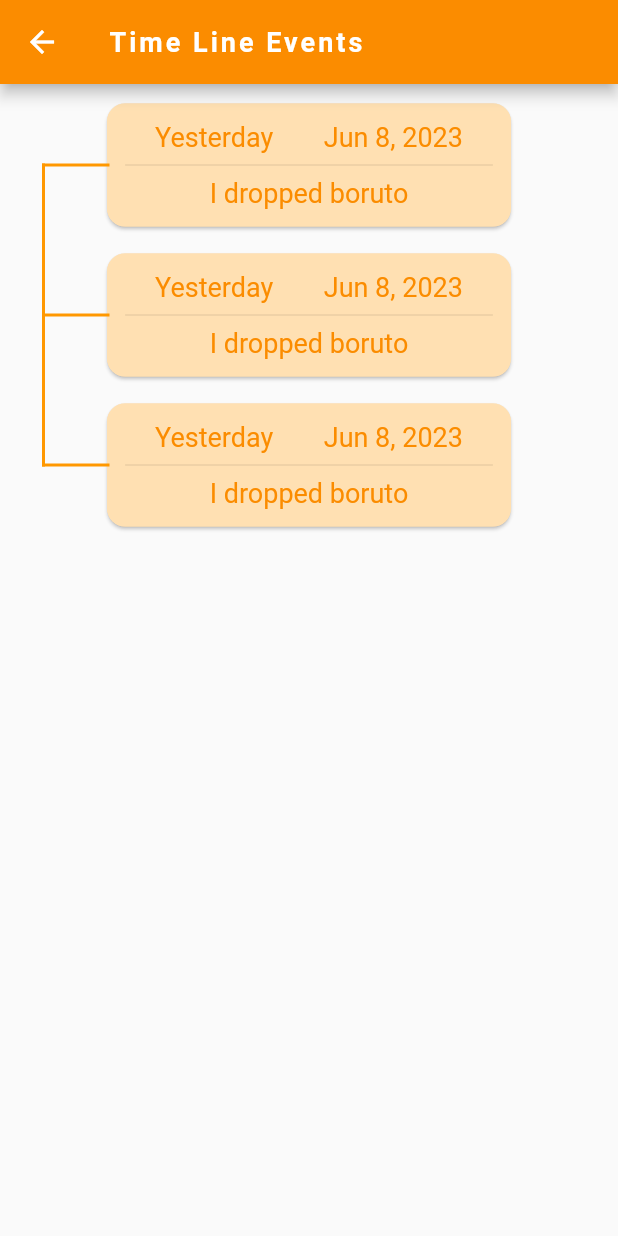
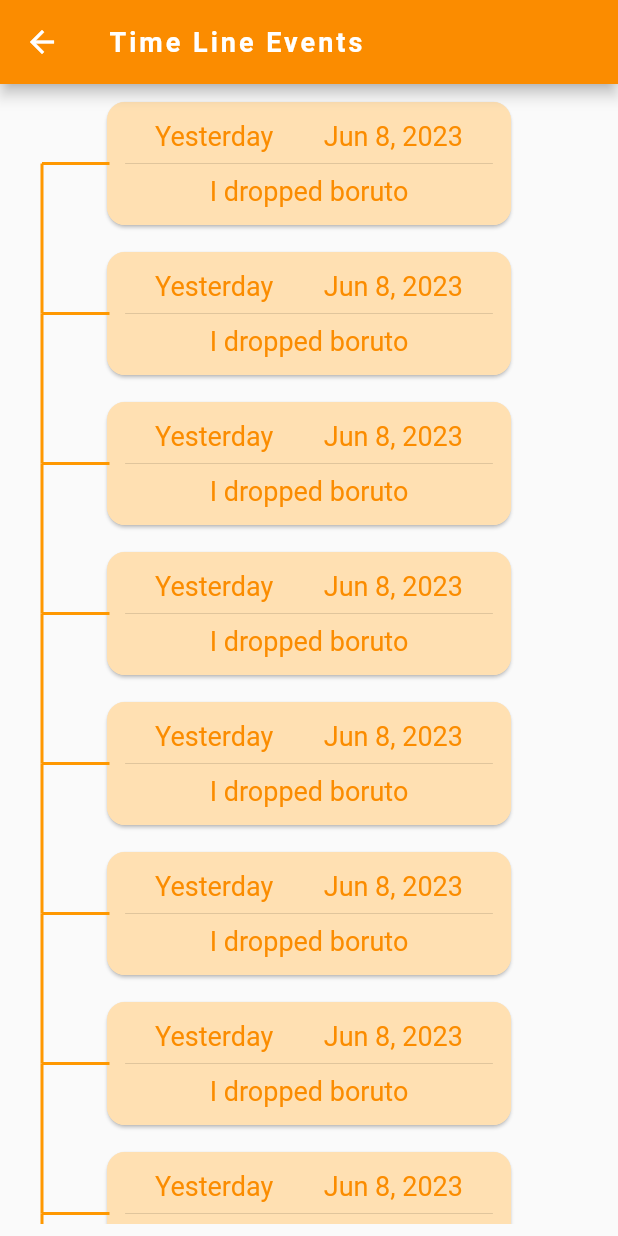
Before and after one commit to Vijayaraagavan/super_pocket, a Flutter app: the screen it shows after launch, on a phone screen of 412 x 824 dp. Run offline on Flutter 3.47's test engine with Material 2 defaults, Android fonts, the phone set to English and light mode, and no system bars; our stand-ins replace flutter_secure_storage; missing offline and left inert: flutter_pin_code_fields.

Commit message:
Better solution for connecting lines between 2 cards

```diff
--- a/lib/pages/timeline.dart
+++ b/lib/pages/timeline.dart
@@ -112,7 +112,11 @@ class _EntryCardState extends State<EntryCard> {
           ),
           CustomPaint(
             painter: LinePainterSide(),
-            child: Container(height: 1), // Adjust the height of the line
+            child: Container(height: 0), // Adjust the height of the line
+          ),
+          CustomPaint(
+            painter: LinePainterDown(),
+            child: Container(height: 0), // Adjust the height of the line
           ),
         ],
       ),
@@ -131,123 +135,33 @@ class _EntryListState extends State<EntryList> {
     gen(1, "I dropped boruto", 2),
     gen(2, "I dropped boruto", 2)
   ];
-  final GlobalKey _listViewKey = GlobalKey();
-
   @override
   Widget build(BuildContext context) {
     return Container(
-        child: Column(
-      children: [
-        CustomPaint(
-          painter: LinePainter(_listViewKey),
-          child: Container(height: 1), // Adjust the height of the line
-        ),
-        () {
-          int itemCount = 3;
-          if (itemCount > 5) {
-            return Expanded(
-              child: ListView.builder(
-                key: _listViewKey,
-                itemCount: itemCount,
-                itemBuilder: (BuildContext context, int index) {
-                  return EntryCard(entries[0]);
-                },
-                // children: entries.map((e) => EntryCard(e)).toList(),
-                //     children: [
-                //       CustomPaint(
-                //         painter: LinePainter(),
-                //         child: Container(height: 50.0), // Adjust the height of the line
-                //       ),
-                //       EntryCard(entries[0]),
-                //       // CustomPaint(
-                //       //   painter: LinePainter(),
-                //       //   child: Container(height: 50.0), // Adjust the height of the line
-                //       // ),
-                //       EntryCard(entries[1]),
-                //       // CustomPaint(
-                //       //   painter: LinePainter(),
-                //       //   child: Container(height: 50.0), // Adjust the height of the line
-                //       // ),
-                //       EntryCard(entries[1]),
-                //       EntryCard(entries[1]),
-                //       EntryCard(entries[1]),
-                //       EntryCard(entries[1]),
-                //       EntryCard(entries[1]),
-                //       EntryCard(entries[1]),
-                //       EntryCard(entries[1]),
-                //
-                //     ]
-              ),
-            );
-          } else {
-            return ListView.builder(
-              key: _listViewKey,
-              shrinkWrap: true,
-              itemCount: itemCount,
-              itemBuilder: (BuildContext context, int index) {
-                return EntryCard(entries[0]);
-              },
-              // children: entries.map((e) => EntryCard(e)).toList(),
-              //     children: [
-              //       CustomPaint(
-              //         painter: LinePainter(),
-              //         child: Container(height: 50.0), // Adjust the height of the line
-              //       ),
-              //       EntryCard(entries[0]),
-              //       // CustomPaint(
-              //       //   painter: LinePainter(),
-              //       //   child: Container(height: 50.0), // Adjust the height of the line
-              //       // ),
-              //       EntryCard(entries[1]),
-              //       // CustomPaint(
-              //       //   painter: LinePainter(),
-              //       //   child: Container(height: 50.0), // Adjust the height of the line
-              //       // ),
-              //       EntryCard(entries[1]),
-              //       EntryCard(entries[1]),
-              //       EntryCard(entries[1]),
-              //       EntryCard(entries[1]),
-              //       EntryCard(entries[1]),
-              //       EntryCard(entries[1]),
-              //       EntryCard(entries[1]),
-              //
-              //     ]
-            );
-          }
-        }(),
+      child: Expanded(
+        child: ListView(
 
-// Text("checking"),
-//             Text("checking 233"),
-      ],
-    ));
+            // children: entries.map((e) => EntryCard(e)).toList(),
+            children: [
+              EntryCard(entries[0]),
+              // CustomPaint(
+              //   painter: LinePainter(),
+              //   child: Container(height: 50.0), // Adjust the height of the line
+              // ),
+              EntryCard(entries[1]),
+              EntryCard(entries[1]),
+              EntryCard(entries[1]),
+              EntryCard(entries[1]),
+              EntryCard(entries[1]),
+              EntryCard(entries[1]),
+              EntryCard(entries[1]),
+              EntryCard(entries[1]),
+              EntryCard(entries[1]),
+              EntryCard(entries[1]),
+            ]),
+      ),
+    );
   }
-}
-
-class LinePainter extends CustomPainter {
-  final GlobalKey listViewKey;
-
-  LinePainter(this.listViewKey);
-
-  @override
-  void paint(Canvas canvas, Size size) {
-    final paint = Paint()
-      ..color = Colors.orange // Adjust the color of the line
-      ..strokeWidth = 2.0;
-
-    final listViewBox =
-        listViewKey.currentContext?.findRenderObject() as RenderBox?;
-    final startPoint = Offset(size.width / size.width + 20, 45);
-
-    print(listViewBox?.size.height);
-    final endPoint = Offset(
-        size.width / size.width + 20, listViewBox!.size.height - 53 ?? 0);
-    // final endPoint = Offset(size.width / size.width + 20, 4 * 92);
-
-    canvas.drawLine(startPoint, endPoint, paint);
-  }
-
-  @override
-  bool shouldRepaint(LinePainter oldDelegate) => false;
 }
 
 class LinePainterSide extends CustomPainter {
@@ -268,6 +182,24 @@ class LinePainterSide extends CustomPainter {
   bool shouldRepaint(LinePainterSide oldDelegate) => false;
 }
 
+class LinePainterDown extends CustomPainter {
+  LinePainterDown();
+
+  @override
+  void paint(Canvas canvas, Size size) {
+    final paint = Paint()
+      ..color = Colors.orange // Adjust the color of the line
+      ..strokeWidth = 2.0;
+
+    final startPoint = Offset(20, -45);
+    final endPoint = Offset(20, 55);
+    canvas.drawLine(startPoint, endPoint, paint);
+  }
+
+  @override
+  bool shouldRepaint(LinePainterDown oldDelegate) => false;
+}
+
 Entry gen(id, msg, cat_id) {
   DateTime datetime = DateTime.now();
   var recency = DateFormat.yMMMd().format(DateTime.now());
```
